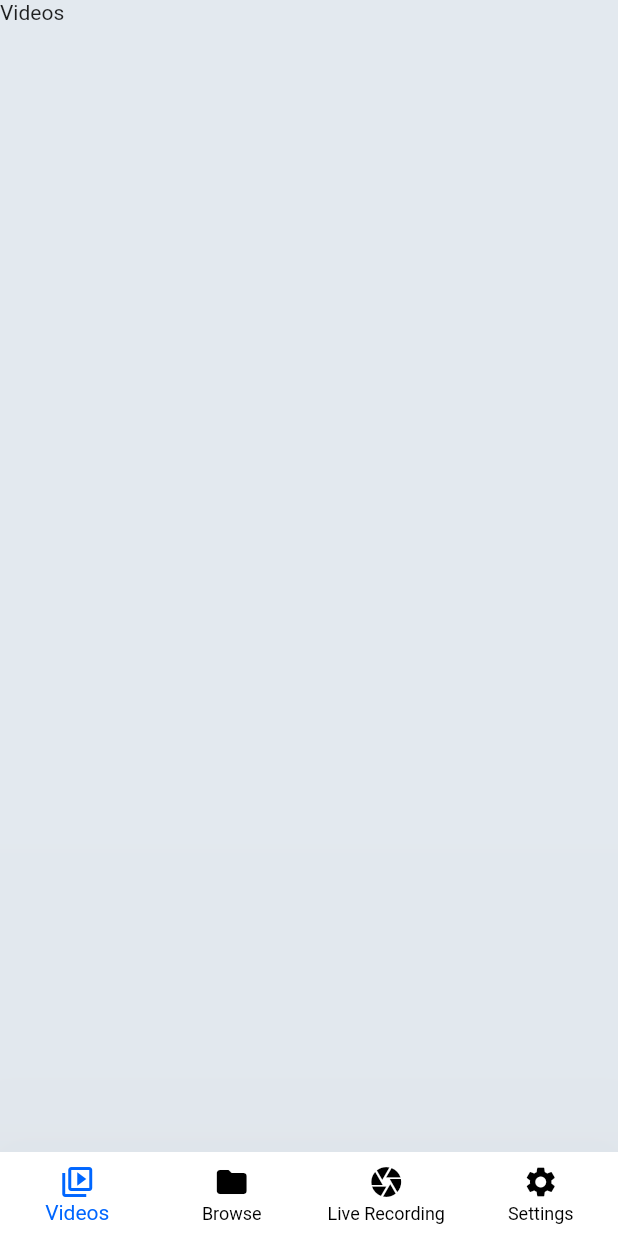
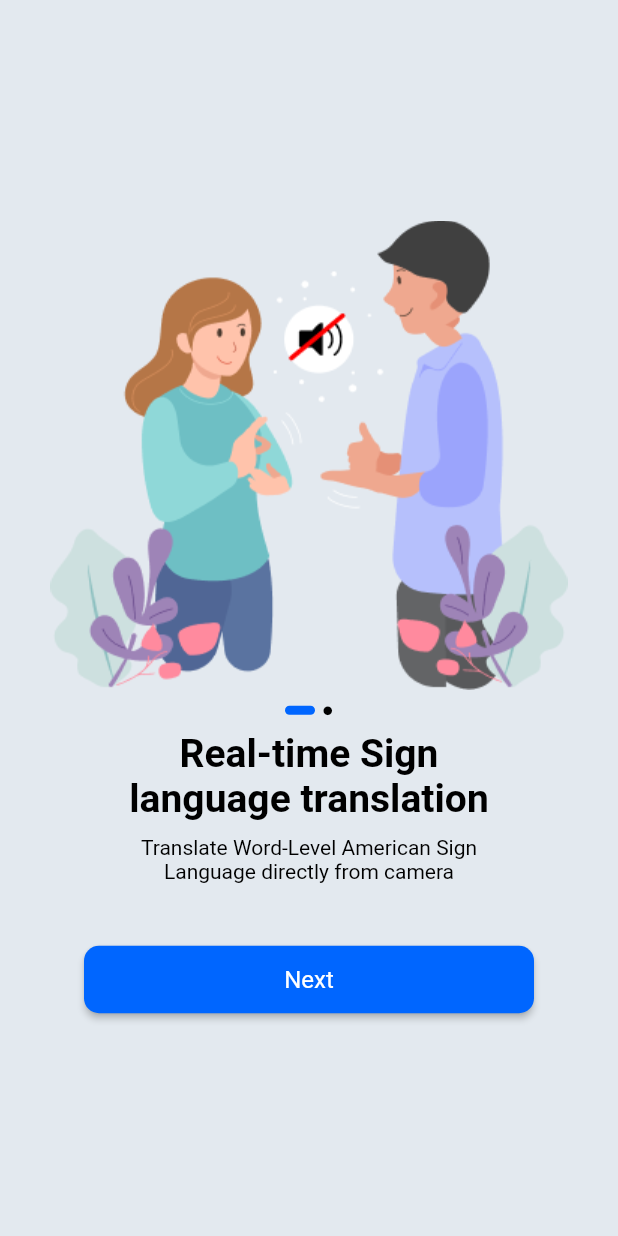
Before and after one commit to gadisamenu/Silarec, a Flutter app: the screen it shows after launch, on a phone screen of 412 x 824 dp. Run offline on Flutter 3.47's test engine with Material 2 defaults, Android fonts, the phone set to English and light mode, and no system bars; our stand-ins replace flutter_bloc, go_router, shared_preferences.

Commit message:
first time screen done

```diff
--- a/lib/Application/Start/start_bloc.dart
+++ b/lib/Application/Start/start_bloc.dart
@@ -1,19 +1,16 @@
-import 'dart:io';
-
 import 'package:flutter_bloc/flutter_bloc.dart';
-
+import 'package:shared_preferences/shared_preferences.dart';
 part 'start_event.dart';
 
 part 'start_state.dart';
 
 class StartBloc extends Bloc<StartEvent, StartState> {
-  StartBloc() : super(Loading()) {
+  StartBloc() : super(FirstTime()) {
     on<LoadModel>(_start_app);
   }
 
   // ignore: non_constant_identifier_names
   void _start_app(StartEvent state, Emitter emit) async {
-    emit(Loading());
     await Future.delayed(const Duration(seconds: 2));
     emit(Loaded());
   }
--- a/lib/Application/Start/start_state.dart
+++ b/lib/Application/Start/start_state.dart
@@ -5,3 +5,5 @@ abstract class StartState {}
 class Loading extends StartState {}
 
 class Loaded extends StartState {}
+
+class FirstTime extends StartState {}
--- a/lib/Presentation/Screens/Browse/browse.dart
+++ b/lib/Presentation/Screens/Browse/browse.dart
@@ -1,5 +1,5 @@
 import 'package:flutter/material.dart';
-import 'package:silarec/Presentation/_shared/Widgets/button_navigator_bar.dart';
+import 'package:silarec/Presentation/_shared/Widgets/buttom_navigator_bar.dart';
 
 class Browse extends StatelessWidget {
   Widget build(BuildContext context) {
--- a/lib/Presentation/Screens/Live Recording/live_recording.dart
+++ b/lib/Presentation/Screens/Live Recording/live_recording.dart
@@ -1,5 +1,5 @@
 import 'package:flutter/material.dart';
-import 'package:silarec/Presentation/_shared/Widgets/button_navigator_bar.dart';
+import 'package:silarec/Presentation/_shared/Widgets/buttom_navigator_bar.dart';
 
 class LiveRecording extends StatelessWidget {
   Widget build(BuildContext context) {
--- a/lib/Presentation/Screens/Settings/settings.dart
+++ b/lib/Presentation/Screens/Settings/settings.dart
@@ -2,7 +2,7 @@ import 'package:flutter/material.dart';
 import 'package:flutter_bloc/flutter_bloc.dart';
 
 import '../../../Application/Theme/theme_bloc.dart';
-import '../../_shared/Widgets/button_navigator_bar.dart';
+import '../../_shared/Widgets/buttom_navigator_bar.dart';
 
 class Settings extends StatelessWidget {
   @override
--- a/lib/Presentation/Screens/Videos/videos.dart
+++ b/lib/Presentation/Screens/Videos/videos.dart
@@ -1,5 +1,5 @@
 import 'package:flutter/material.dart';
-import 'package:silarec/Presentation/_shared/Widgets/button_navigator_bar.dart';
+import 'package:silarec/Presentation/_shared/Widgets/buttom_navigator_bar.dart';
 
 class Videos extends StatelessWidget {
   Widget build(BuildContext context) {
--- /dev/null
+++ b/lib/Presentation/Screens/introduction_screen_1.dart
@@ -0,0 +1,74 @@
+import 'package:flutter/material.dart';
+import 'package:go_router/go_router.dart';
+import 'package:silarec/Presentation/_shared/Widgets/components.dart';
+
+class Introduction1 extends StatelessWidget {
+  const Introduction1({super.key});
+
+  @override
+  Widget build(BuildContext context) {
+    return Container(
+      color: Theme.of(context).colorScheme.primary,
+      height: double.infinity,
+      width: double.infinity,
+      child: Center(
+        child: Column(
+          mainAxisAlignment: MainAxisAlignment.center,
+          crossAxisAlignment: CrossAxisAlignment.center,
+          children: [
+            Image.asset("assets/images/image1.png"),
+            const SizedBox(height: 10),
+            Row(
+              mainAxisAlignment: MainAxisAlignment.center,
+              children: [
+                Container(
+                  height: 6,
+                  width: 20,
+                  // color: Theme.of(context).colorScheme.secondary,
+                  decoration: BoxDecoration(
+                    borderRadius: const BorderRadius.all(Radius.circular(10)),
+                    color: Theme.of(context).colorScheme.secondary,
+                  ),
+                ),
+                const SizedBox(width: 5),
+                const Icon(
+                  Icons.circle,
+                  size: 7,
+                ),
+              ],
+            ),
+            const SizedBox(height: 10),
+            SizedBox(
+              width: 250,
+              child: Column(
+                children: [
+                  Text(
+                    "Real-time Sign language translation",
+                    style: Theme.of(context).textTheme.bodyLarge,
+                    textAlign: TextAlign.center,
+                  ),
+                  const SizedBox(height: 10),
+                  Text(
+                    "Translate Word-Level American Sign Language directly from camera",
+                    style: Theme.of(context).textTheme.bodySmall,
+                    textAlign: TextAlign.center,
+                  ),
+                ],
+              ),
+            ),
+            const SizedBox(height: 40),
+            get_button(
+              context: context,
+              action: () => context.go("/introduction2"),
+              child: Text(
+                "Next",
+                style: Theme.of(context).textTheme.labelMedium,
+                textAlign: TextAlign.center,
+              ),
+            ),
+          ],
+        ),
+      ),
+    );
+  }
+}
--- /dev/null
+++ b/lib/Presentation/_shared/Widgets/components.dart
@@ -0,0 +1,22 @@
+import 'package:flutter/material.dart';
+
+// ignore: non_constant_identifier_names
+get_button(
+        {required BuildContext context,
+        required void Function() action,
+        double radi = 10,
+        required Widget child,
+        double height = 45,
+        double width = 300}) =>
+    ElevatedButton(
+      style: ElevatedButton.styleFrom(
+        backgroundColor: Theme.of(context).colorScheme.secondary,
+        minimumSize: Size(width, height),
+        maximumSize: Size(width + 10, height + 5),
+        shape:
+            RoundedRectangleBorder(borderRadius: BorderRadius.circular(radi)),
+        alignment: Alignment.center,
+      ),
+      onPressed: action,
+      child: child,
+    );
--- a/lib/Presentation/_shared/router.dart
+++ b/lib/Presentation/_shared/router.dart
@@ -5,10 +5,12 @@ import 'package:silarec/Presentation/Screens/Live%20Recording/live_recording.dar
 import 'package:silarec/Presentation/Screens/Settings/settings.dart';
 import 'package:silarec/Presentation/Screens/Videos/videos.dart';
 import 'package:silarec/Presentation/Screens/splash_screen.dart';
+import '../Screens/introduction_screen_1.dart';
+import '../Screens/introduction_screen_2.dart';
 
 class AppRouter {
   static final GoRouter router = GoRouter(
-    initialLocation: "/",
+    initialLocation: "/introduction1",
     routes: <GoRoute>[
       GoRoute(
         path: '/settings',
@@ -30,6 +32,14 @@ class AppRouter {
         path: "/liverecording",
         builder: (BuildContext context, GoRouterState state) => LiveRecording(),
       ),
+      GoRoute(
+        path: "/introduction1",
+        builder: (BuildContext context, GoRouterState state) => Introduction1(),
+      ),
+      GoRoute(
+        path: "/introduction2",
+        builder: (BuildContext context, GoRouterState state) => Introduction2(),
+      )
     ],
   );
 }
--- a/lib/Presentation/_shared/theme.dart
+++ b/lib/Presentation/_shared/theme.dart
@@ -10,11 +10,15 @@ class AppTheme {
       onPrimary: Color.fromARGB(255, 39, 39, 58),
     ),
     textTheme: const TextTheme(
-        headlineLarge: TextStyle(fontSize: 35, color: Colors.white),
-        headlineMedium: TextStyle(fontSize: 18, color: Colors.white),
-        bodyMedium: TextStyle(fontSize: 11, color: Color(0xFF8B8B94)),
-        bodyLarge: TextStyle(fontSize: 26, color: Colors.white),
-        bodySmall: TextStyle(fontSize: 16, color: Colors.white)),
+      headlineLarge: TextStyle(fontSize: 35, color: Colors.white),
+      headlineMedium: TextStyle(fontSize: 18, color: Colors.white),
+      bodyMedium: TextStyle(fontSize: 16, color: Colors.white),
+      bodyLarge: TextStyle(
+          fontSize: 26, color: Colors.white, fontWeight: FontWeight.w600),
+      bodySmall:
+          TextStyle(fontSize: 14, color: Color.fromARGB(255, 126, 132, 141)),
+      labelMedium: TextStyle(fontSize: 16, color: Colors.white),
+    ),
     iconTheme: const IconThemeData(
       color: Color(0xFF8B8B94),
     ),
@@ -27,6 +31,15 @@ class AppTheme {
       tertiary: Colors.green,
       onPrimary: Colors.white,
     ),
+    textTheme: const TextTheme(
+      headlineLarge: TextStyle(fontSize: 35, color: Colors.black),
+      headlineMedium: TextStyle(fontSize: 18, color: Colors.black),
+      bodyMedium: TextStyle(fontSize: 16, color: Colors.black),
+      bodyLarge: TextStyle(
+          fontSize: 26, color: Colors.black, fontWeight: FontWeight.w600),
+      bodySmall: TextStyle(fontSize: 14, color: Colors.black),
+      labelMedium: TextStyle(fontSize: 16, color: Colors.white),
+    ),
     iconTheme: const IconThemeData(
       color: Color.fromARGB(255, 0, 0, 0),
     ),
--- a/lib/main.dart
+++ b/lib/main.dart
@@ -1,7 +1,9 @@
 import 'package:flutter/material.dart';
 import 'package:flutter_bloc/flutter_bloc.dart';
+import 'package:shared_preferences/shared_preferences.dart';
 import 'package:silarec/Application/Start/start_bloc.dart';
 import 'package:silarec/Application/Theme/theme_bloc.dart';
+import 'package:silarec/Presentation/_shared/Widgets/components.dart';
 import 'Presentation/_shared/theme.dart';
 import 'Presentation/_shared/router.dart';
 
```
Also changed, not shown: lib/Presentation/Screens/introduction_screen_2.dart (added, +79 -0 lines), lib/Presentation/Screens/splash_screen.dart (+14 -6 lines), assets/images/image1.png (added), assets/images/image2.png (added), lib/Presentation/_shared/Widgets/buttom_navigator_bar.dart (renamed from lib/Presentation/_shared/Widgets/button_navigator_bar.dart).
